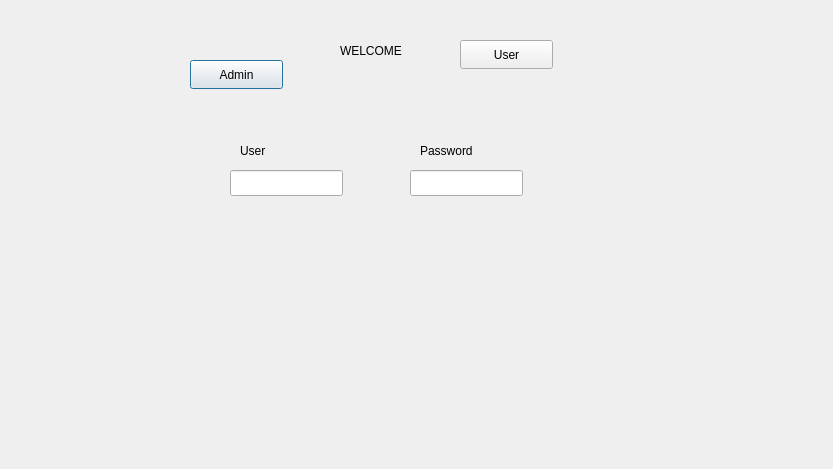
cristhianguerreno/StoreInventory, file startdialog.ui: the form before one commit.
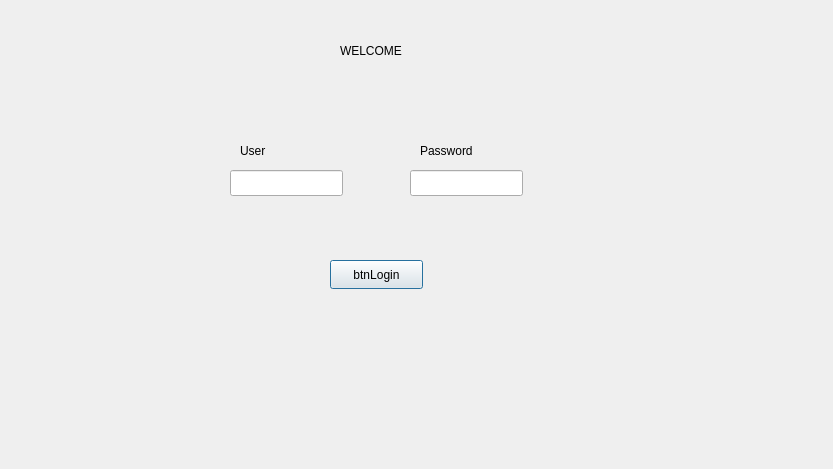
The form after the commit.

Commit message: ✅ Versión final funcional con login, SQLite y control de roles

```diff
--- a/startdialog.ui
+++ b/startdialog.ui
@@ -26,33 +26,7 @@
     <string>WELCOME</string>
    </property>
   </widget>
-  <widget class="QPushButton" name="pushButton_Admin">
-   <property name="geometry">
-    <rect>
-     <x>190</x>
-     <y>60</y>
-     <width>93</width>
-     <height>29</height>
-    </rect>
-   </property>
-   <property name="text">
-    <string>Admin</string>
-   </property>
-  </widget>
-  <widget class="QPushButton" name="pushBottom_User">
-   <property name="geometry">
-    <rect>
-     <x>460</x>
-     <y>40</y>
-     <width>93</width>
-     <height>29</height>
-    </rect>
-   </property>
-   <property name="text">
-    <string>User</string>
-   </property>
-  </widget>
-  <widget class="QLineEdit" name="lineEditUser">
+  <widget class="QLineEdit" name="txtUsername">
    <property name="geometry">
     <rect>
      <x>230</x>
@@ -98,6 +72,19 @@
     <string>Password</string>
    </property>
   </widget>
+  <widget class="QPushButton" name="btnLogin">
+   <property name="geometry">
+    <rect>
+     <x>330</x>
+     <y>260</y>
+     <width>93</width>
+     <height>29</height>
+    </rect>
+   </property>
+   <property name="text">
+    <string>btnLogin</string>
+   </property>
+  </widget>
  </widget>
  <resources/>
  <connections/>
```
Left out of the diff: 2 changed lines with no effect on the pictures. The commit also changes 21 other files.
